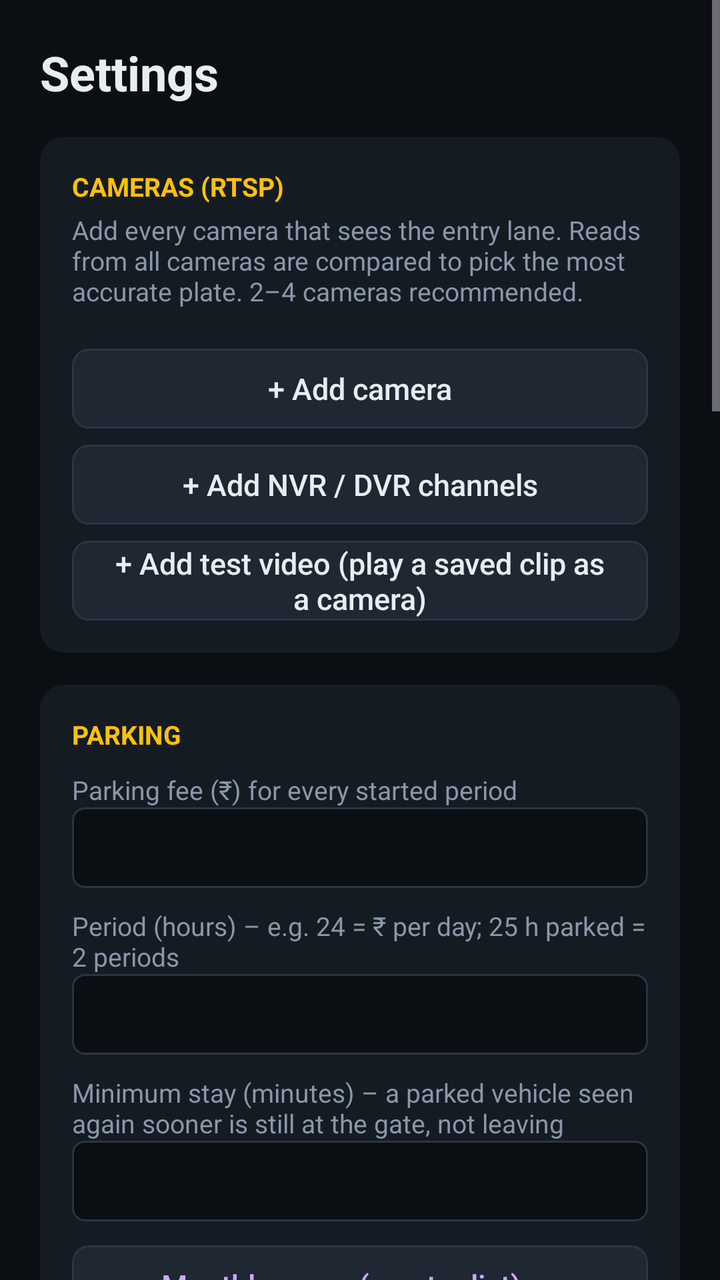
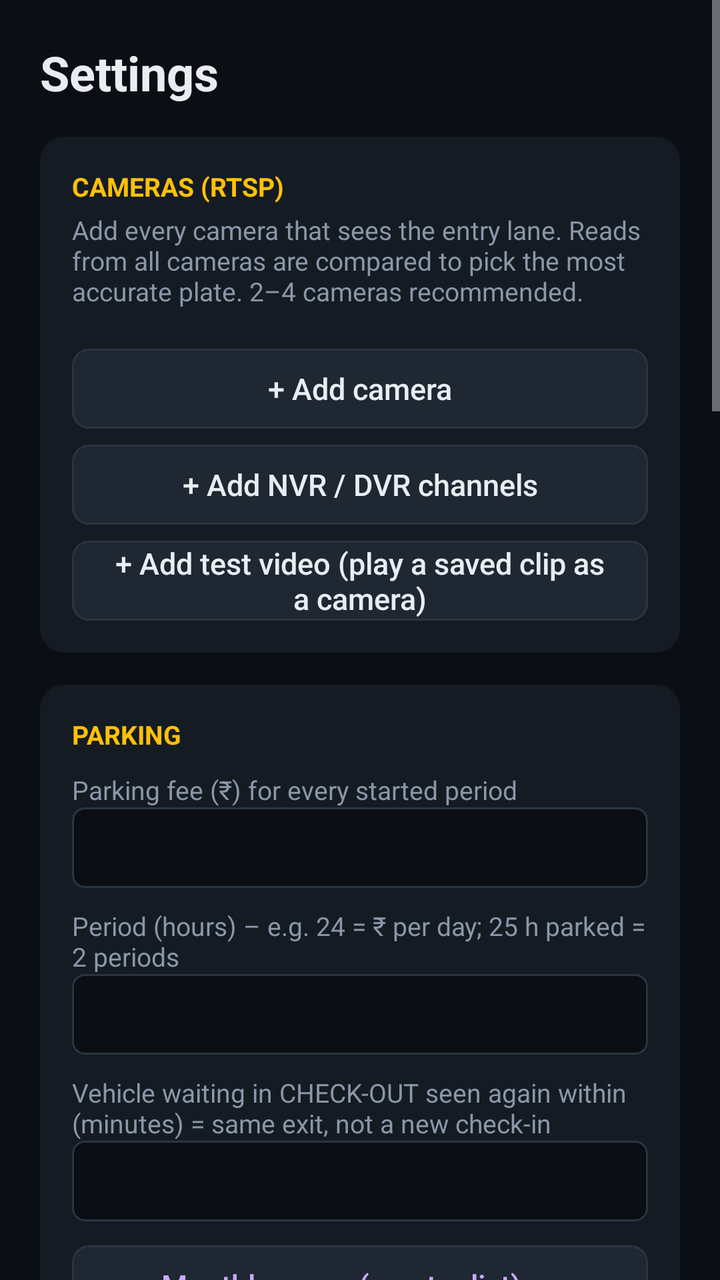

Before-and-after screenshots of an Android layout around one commit, followed by the original layout XML and the change that was made.
<!-- AndroidManifest.xml: application theme Theme.VehicleGate -->
<!-- res/layout/activity_settings.xml -->
<?xml version="1.0" encoding="utf-8"?>
<ScrollView xmlns:android="http://schemas.android.com/apk/res/android"
    android:layout_width="match_parent"
    android:layout_height="match_parent"
    android:background="@color/bg"
    android:fillViewport="true">

    <LinearLayout
        android:layout_width="match_parent"
        android:layout_height="wrap_content"
        android:orientation="vertical"
        android:padding="20dp">

        <TextView
            android:layout_width="wrap_content"
            android:layout_height="wrap_content"
            android:text="Settings"
            android:textColor="@color/text"
            android:textSize="24sp"
            android:textStyle="bold" />

        
        <LinearLayout
            android:layout_width="match_parent"
            android:layout_height="wrap_content"
            android:layout_marginTop="16dp"
            android:background="@drawable/card_bg"
            android:orientation="vertical"
            android:padding="16dp">

            <TextView
                android:layout_width="wrap_content"
                android:layout_height="wrap_content"
                android:text="CAMERAS (RTSP)"
                android:textColor="@color/accent"
                android:textSize="13sp"
                android:textStyle="bold" />

            <TextView
                android:layout_width="wrap_content"
                android:layout_height="wrap_content"
                android:layout_marginTop="4dp"
                android:text="Add every camera that sees the entry lane. Reads from all cameras are compared to pick the most accurate plate. 2–4 cameras recommended."
                android:textColor="@color/text_dim"
                android:textSize="13sp" />

            <LinearLayout
                android:id="@+id/cameraList"
                android:layout_width="match_parent"
                android:layout_height="wrap_content"
                android:layout_marginTop="10dp"
                android:orientation="vertical" />

            <LinearLayout
                android:layout_width="match_parent"
                android:layout_height="wrap_content"
                android:layout_marginTop="10dp"
                android:orientation="vertical">

                <androidx.appcompat.widget.AppCompatButton
                    android:id="@+id/addCamera"
                    style="@style/TvButton"
                    android:layout_width="match_parent"
                    android:layout_height="wrap_content"
                    android:text="+ Add camera" />

                <androidx.appcompat.widget.AppCompatButton
                    android:id="@+id/addNvr"
                    style="@style/TvButton"
                    android:layout_width="match_parent"
                    android:layout_height="wrap_content"
                    android:layout_marginTop="8dp"
                    android:text="+ Add NVR / DVR channels" />

                <androidx.appcompat.widget.AppCompatButton
                    android:id="@+id/addTestVideo"
                    style="@style/TvButton"
                    android:layout_width="match_parent"
                    android:layout_height="wrap_content"
                    android:layout_marginTop="8dp"
                    android:text="+ Add test video (play a saved clip as a camera)" />
            </LinearLayout>
        </LinearLayout>

        
        <LinearLayout
            android:layout_width="match_parent"
            android:layout_height="wrap_content"
            android:layout_marginTop="16dp"
            android:background="@drawable/card_bg"
            android:orientation="vertical"
            android:padding="16dp">

            <TextView
                android:layout_width="wrap_content"
                android:layout_height="wrap_content"
                android:text="PARKING"
                android:textColor="@color/accent"
                android:textSize="13sp"
                android:textStyle="bold" />

            <TextView style="@style/FieldLabel" android:layout_width="wrap_content" android:layout_height="wrap_content" android:text="Parking fee (₹) for every started period" />
            <EditText android:id="@+id/feeAmount" style="@style/Field" android:layout_width="match_parent" android:layout_height="wrap_content" android:inputType="number" />

            <TextView style="@style/FieldLabel" android:layout_width="wrap_content" android:layout_height="wrap_content" android:text="Period (hours) – e.g. 24 = ₹ per day; 25 h parked = 2 periods" />
            <EditText android:id="@+id/feePeriodHours" style="@style/Field" android:layout_width="match_parent" android:layout_height="wrap_content" android:inputType="number" />

            <TextView style="@style/FieldLabel" android:layout_width="wrap_content" android:layout_height="wrap_content" android:text="Minimum stay (minutes) – a parked vehicle seen again sooner is still at the gate, not leaving" />
            <EditText android:id="@+id/minStayMinutes" style="@style/Field" android:layout_width="match_parent" android:layout_height="wrap_content" android:inputType="number" />

            <androidx.appcompat.widget.AppCompatButton
                android:id="@+id/monthlyUsers"
                style="@style/TvButton"
                android:layout_width="match_parent"
                android:layout_height="wrap_content"
                android:layout_marginTop="12dp"
                android:text="Monthly users (master list) →"
                android:textColor="@color/monthly_text" />
        </LinearLayout>

        
        <LinearLayout
            android:layout_width="match_parent"
            android:layout_height="wrap_content"
            android:layout_marginTop="16dp"
            android:background="@drawable/card_bg"
            android:orientation="vertical"
            android:padding="16dp">

            <TextView
                android:layout_width="wrap_content"
                android:layout_height="wrap_content"
                android:text="DISPLAY &amp; DETECTION"
                android:textColor="@color/accent"
                android:textSize="13sp"
                android:textStyle="bold" />

            <TextView style="@style/FieldLabel" android:layout_width="wrap_content" android:layout_height="wrap_content" android:text="Screen title (site / gate name)" />
            <EditText android:id="@+id/siteTitle" style="@style/Field" android:layout_width="match_parent" android:layout_height="wrap_content" android:inputType="text" />

            <TextView style="@style/FieldLabel" android:layout_width="wrap_content" android:layout_height="wrap_content" android:text="Common state codes at this site (preferred when a state is misread; others still accepted). Telangana = TS and TG" />
            <EditText android:id="@+id/commonStates" style="@style/Field" android:layout_width="match_parent" android:layout_height="wrap_content" android:inputType="textCapCharacters" />

            <CheckBox
                android:id="@+id/useAiPlates"
                android:layout_width="wrap_content"
                android:layout_height="wrap_content"
                android:layout_marginTop="6dp"
                android:background="@drawable/row_bg"
                android:padding="6dp"
                android:text="Use AI plate detector + AI plate reader (recommended). Off = classic plate finder only – for comparing"
                android:textColor="@color/text" />

            <CheckBox
                android:id="@+id/strictStates"
                android:layout_width="wrap_content"
                android:layout_height="wrap_content"
                android:layout_marginTop="6dp"
                android:background="@drawable/row_bg"
                android:padding="6dp"
                android:text="Accept ONLY these states, and only full plates (2-digit district + 4-digit number). Recommended – rejects misreads like CH 8 A 06"
                android:textColor="@color/text" />

            <CheckBox
                android:id="@+id/movingOnly"
                android:layout_width="wrap_content"
                android:layout_height="wrap_content"
                android:background="@drawable/row_bg"
                android:padding="6dp"
                android:text="Log only MOVING vehicles (being ridden/driven in) – ignore parked vehicles"
                android:textColor="@color/text" />

            <TextView style="@style/FieldLabel" android:layout_width="wrap_content" android:layout_height="wrap_content" android:text="Re-entry cooldown (seconds) – same vehicle within this time is not logged again" />
            <EditText android:id="@+id/cooldown" style="@style/Field" android:layout_width="match_parent" android:layout_height="wrap_content" android:inputType="number" />

            <TextView style="@style/FieldLabel" android:layout_width="wrap_content" android:layout_height="wrap_content" android:text="Minimum reads to accept a vehicle (across all cameras)" />
            <EditText android:id="@+id/minReads" style="@style/Field" android:layout_width="match_parent" android:layout_height="wrap_content" android:inputType="number" />

            <TextView style="@style/FieldLabel" android:layout_width="wrap_content" android:layout_height="wrap_content" android:text="Decision delay (ms) – wait this long after the last read before deciding" />
            <EditText android:id="@+id/settle" style="@style/Field" android:layout_width="match_parent" android:layout_height="wrap_content" android:inputType="number" />

            <TextView style="@style/FieldLabel" android:layout_width="wrap_content" android:layout_height="wrap_content" android:text="OCR interval per camera (ms) while motion is present" />
            <EditText android:id="@+id/ocrInterval" style="@style/Field" android:layout_width="match_parent" android:layout_height="wrap_content" android:inputType="number" />

            <TextView style="@style/FieldLabel" android:layout_width="wrap_content" android:layout_height="wrap_content" android:text="Minimum confidence (%)" />
            <EditText android:id="@+id/minConf" style="@style/Field" android:layout_width="match_parent" android:layout_height="wrap_content" android:inputType="number" />

            <TextView style="@style/FieldLabel" android:layout_width="wrap_content" android:layout_height="wrap_content" android:text="Keep history for (days, 0 = forever)" />
            <EditText android:id="@+id/retention" style="@style/Field" android:layout_width="match_parent" android:layout_height="wrap_content" android:inputType="number" />

            <CheckBox
                android:id="@+id/beep"
                android:layout_width="wrap_content"
                android:layout_height="wrap_content"
                android:layout_marginTop="10dp"
                android:background="@drawable/row_bg"
                android:padding="6dp"
                android:text="Beep when a new vehicle is logged"
                android:textColor="@color/text" />

            <CheckBox
                android:id="@+id/liveVideo"
                android:layout_width="wrap_content"
                android:layout_height="wrap_content"
                android:background="@drawable/row_bg"
                android:padding="6dp"
                android:text="Show live camera video on the dashboard (off = small status chips; use ▶ Preview to watch a camera)"
                android:textColor="@color/text" />
        </LinearLayout>

        <LinearLayout
            android:layout_width="match_parent"
            android:layout_height="wrap_content"
            android:layout_marginTop="8dp"
            android:orientation="vertical">

        <androidx.appcompat.widget.AppCompatButton
            android:id="@+id/save"
            style="@style/TvButton"
            android:layout_width="match_parent"
            android:layout_height="wrap_content"
            android:layout_marginTop="8dp"
            android:text="Save &amp; back" />

        <androidx.appcompat.widget.AppCompatButton
            android:id="@+id/exportSettings"
            style="@style/TvButton"
            android:layout_width="match_parent"
            android:layout_height="wrap_content"
            android:layout_marginTop="8dp"
            android:text="Backup settings" />

        <androidx.appcompat.widget.AppCompatButton
            android:id="@+id/importSettings"
            style="@style/TvButton"
            android:layout_width="match_parent"
            android:layout_height="wrap_content"
            android:layout_marginTop="8dp"
            android:text="Restore settings" />

        <androidx.appcompat.widget.AppCompatButton
            android:id="@+id/exportCsv"
            style="@style/TvButton"
            android:layout_width="match_parent"
            android:layout_height="wrap_content"
            android:layout_marginTop="8dp"
            android:text="Export history (CSV)" />

        <androidx.appcompat.widget.AppCompatButton
            android:id="@+id/clearHistory"
            style="@style/TvButton"
            android:layout_width="match_parent"
            android:layout_height="wrap_content"
            android:layout_marginTop="8dp"
            android:text="Clear history"
            android:textColor="@color/error" />
        </LinearLayout>
    </LinearLayout>
</ScrollView>
<!-- resources referenced by this layout -->
<resources>
  <color name="accent">#FFC107</color>
  <color name="bg">#0B0F14</color>
  <color name="error">#FF5252</color>
  <color name="monthly_text">#C9A8FF</color>
  <color name="text">#E8EDF2</color>
  <color name="text_dim">#8A97A8</color>
  <!-- drawable card_bg (drawable) -->
  <?xml version="1.0" encoding="utf-8"?>
  <shape xmlns:android="http://schemas.android.com/apk/res/android" android:shape="rectangle">
      <solid android:color="@color/surface" />
      <corners android:radius="12dp" />
  </shape>
  <!-- drawable row_bg (drawable) -->
  <?xml version="1.0" encoding="utf-8"?>
  <selector xmlns:android="http://schemas.android.com/apk/res/android">
      <item android:state_focused="true">
          <shape android:shape="rectangle">
              <solid android:color="@color/surface2" />
              <stroke android:width="2dp" android:color="@color/accent" />
              <corners android:radius="6dp" />
          </shape>
      </item>
      <item>
          <shape android:shape="rectangle">
              <solid android:color="@android:color/transparent" />
          </shape>
      </item>
  </selector>
  <style name="Field">
          <item name="android:background">@drawable/field_bg</item>
          <item name="android:textColor">@color/text</item>
          <item name="android:textColorHint">@color/text_dim</item>
          <item name="android:textSize">15sp</item>
          <item name="android:padding">10dp</item>
          <item name="android:singleLine">true</item>
      </style>
  <style name="FieldLabel">
          <item name="android:textColor">@color/text_dim</item>
          <item name="android:textSize">13sp</item>
          <item name="android:layout_marginTop">10dp</item>
      </style>
  <style name="TvButton" parent="Widget.AppCompat.Button.Borderless">
          <item name="android:background">@drawable/focus_bg</item>
          <item name="android:textColor">@color/text</item>
          <item name="android:textAllCaps">false</item>
          <item name="android:textSize">15sp</item>
          <item name="android:paddingStart">18dp</item>
          <item name="android:paddingEnd">18dp</item>
          <item name="android:minHeight">40dp</item>
          <item name="android:focusable">true</item>
      </style>
  <style name="Theme.VehicleGate" parent="Theme.Material3.Dark.NoActionBar">
          <item name="android:windowBackground">@color/bg</item>
          <item name="colorPrimary">@color/accent</item>
          <item name="colorOnPrimary">#000000</item>
          <item name="colorSecondary">@color/accent</item>
          <item name="android:statusBarColor">@color/bg</item>
          <item name="android:navigationBarColor">@color/bg</item>
      </style>
  <color name="surface">#151B23</color>
  <color name="surface2">#1E2732</color>
  <!-- drawable field_bg (drawable) -->
  <?xml version="1.0" encoding="utf-8"?>
  <selector xmlns:android="http://schemas.android.com/apk/res/android">
      <item android:state_focused="true">
          <shape android:shape="rectangle">
              <solid android:color="@color/bg" />
              <stroke android:width="2dp" android:color="@color/accent" />
              <corners android:radius="6dp" />
          </shape>
      </item>
      <item>
          <shape android:shape="rectangle">
              <solid android:color="@color/bg" />
              <stroke android:width="1dp" android:color="@color/divider" />
              <corners android:radius="6dp" />
          </shape>
      </item>
  </selector>
  <color name="divider">#2A3542</color>
  <!-- unchanged entries left out for length: 1 -->
</resources>

<!-- the commit's change to res/layout/activity_settings.xml (unified diff, before → after) -->
@@ -105,7 +105,7 @@
             <TextView style="@style/FieldLabel" android:layout_width="wrap_content" android:layout_height="wrap_content" android:text="Period (hours) – e.g. 24 = ₹ per day; 25 h parked = 2 periods" />
             <EditText android:id="@+id/feePeriodHours" style="@style/Field" android:layout_width="match_parent" android:layout_height="wrap_content" android:inputType="number" />
 
-            <TextView style="@style/FieldLabel" android:layout_width="wrap_content" android:layout_height="wrap_content" android:text="Minimum stay (minutes) – a parked vehicle seen again sooner is still at the gate, not leaving" />
+            <TextView style="@style/FieldLabel" android:layout_width="wrap_content" android:layout_height="wrap_content" android:text="Vehicle waiting in CHECK-OUT seen again within (minutes) = same exit, not a new check-in" />
             <EditText android:id="@+id/minStayMinutes" style="@style/Field" android:layout_width="match_parent" android:layout_height="wrap_content" android:inputType="number" />
 
             <androidx.appcompat.widget.AppCompatButton
<!-- resource entries referenced after the edit -->
@@ -52,6 +52,9 @@
           <item name="android:focusable">true</item>
       </style>
   <style name="Theme.VehicleGate" parent="Theme.Material3.Dark.NoActionBar">
+          
+          <item name="android:editTextStyle">@style/InlineEditText</item>
+          <item name="android:autoCompleteTextViewStyle">@style/InlineAutoComplete</item>
           <item name="android:windowBackground">@color/bg</item>
           <item name="colorPrimary">@color/accent</item>
           <item name="colorOnPrimary">#000000</item>
@@ -79,6 +82,12 @@
           </shape>
       </item>
   </selector>
+  <style name="InlineEditText" parent="Widget.AppCompat.EditText">
+          <item name="android:imeOptions">flagNoExtractUi</item>
+      </style>
+  <style name="InlineAutoComplete" parent="Widget.AppCompat.AutoCompleteTextView">
+          <item name="android:imeOptions">flagNoExtractUi</item>
+      </style>
   <color name="divider">#2A3542</color>
   <!-- unchanged entries left out for length: 1 -->
 </resources>
